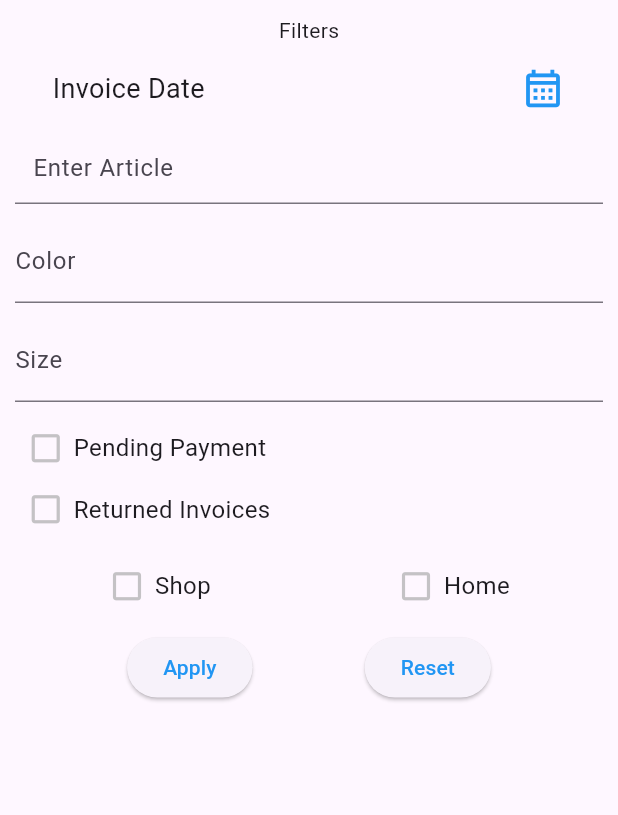
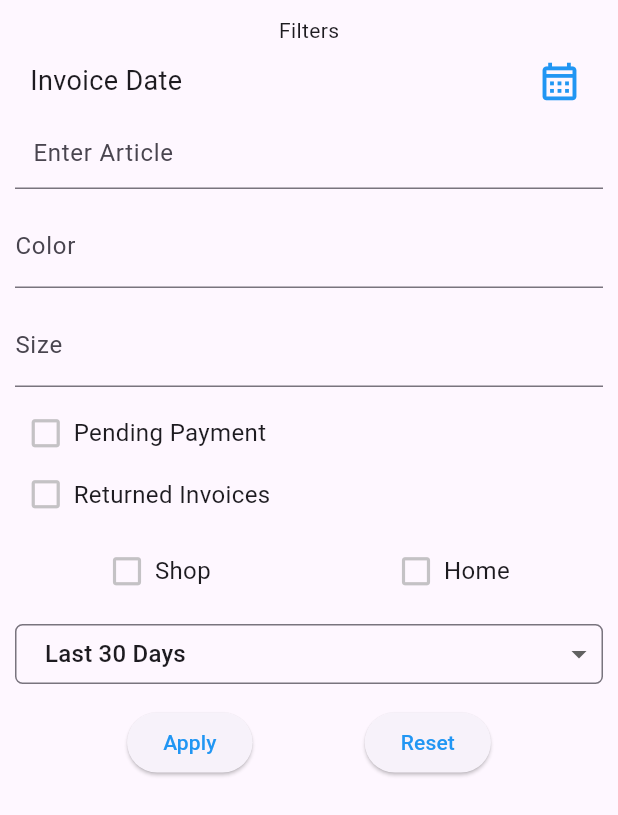
Before and after one commit to SushilKumarMalikFootwear/mobile, a Flutter app: the InvoicesFilter screen opened directly with empty values, after a tap on "Apply", on a phone screen of 412 x 824 dp. Shown: the top 815 px of the screen. Run offline on Flutter 3.47's test engine with Material 3 defaults, Android fonts, the phone set to English and light mode, and no system bars; drawn by our look-alikes of flutter_typeahead; our stand-ins replace another_flushbar, cloud_firestore, dio, dropdown_button2, firebase_core, firebase_storage and 2 more; missing offline and left inert: autocomplete_textfield, d_chart; accounts and stored records are empty; network calls fail.

Commit message:
invoice date filter done

```diff
--- a/lib/modules/widgets/invoice_filter.dart
+++ b/lib/modules/widgets/invoice_filter.dart
@@ -1,4 +1,5 @@
 import 'package:flutter/material.dart';
+import 'package:footwear/utils/widgets/custom_dropdown.dart';
 import 'package:footwear/utils/widgets/searchable_dropdown.dart';
 import '../../config/constants/app_constants.dart';
 import '../../utils/widgets/custom_checkbox.dart';
@@ -12,7 +13,7 @@ class InvoicesFilter extends StatefulWidget {
 }
 
 class _InvoicesFilterState extends State<InvoicesFilter> {
-  Map<String, String> filterMap = {};
+  Map<String, dynamic> filterMap = {};
   TextEditingController articleCtrl = TextEditingController();
   TextEditingController colorCtrl = TextEditingController();
   TextEditingController sizeCtrl = TextEditingController();
@@ -21,6 +22,18 @@ class _InvoicesFilterState extends State<InvoicesFilter> {
   bool homeChecked = false;
   bool paymentPending = false;
   bool returnedInvoice = false;
+  List<String> dateRangeList = [
+    'Last 30 Days',
+    'Last Month',
+    'Last 6 Months',
+    '2024',
+    '2023',
+    'All'
+  ];
+  String selectedDateRangeOption = 'Last 30 Days';
+  DateTime selectedDateRangeStartDate =
+      DateTime.now().subtract(Duration(days: 30));
+  DateTime selectedDateRangeEndDate = DateTime.now();
 
   @override
   Widget build(BuildContext context) {
@@ -30,13 +43,11 @@ class _InvoicesFilterState extends State<InvoicesFilter> {
         child: Column(
           children: [
             const Text('Filters'),
-            Padding(
-              padding: const EdgeInsets.all(5.0),
-              child: Row(
+            Row(
               mainAxisAlignment: MainAxisAlignment.spaceBetween,
               children: [
                 Padding(
-                    padding: const EdgeInsets.only(left: 20),
+                  padding: const EdgeInsets.only(left: 10),
                   child: Text(
                     selectedDate != null
                         ? selectedDate.toString().split(' ')[0]
@@ -45,7 +56,7 @@ class _InvoicesFilterState extends State<InvoicesFilter> {
                   ),
                 ),
                 IconButton(
-                      padding: const EdgeInsets.only(right: 20),
+                    padding: const EdgeInsets.only(right: 10),
                     onPressed: () async {
                       selectedDate = await selectDate(
                           context, selectedDate ?? DateTime.now());
@@ -57,7 +68,6 @@ class _InvoicesFilterState extends State<InvoicesFilter> {
                       size: 30,
                     )),
               ],
-              ),
             ),
             SearchableDropdown(
                 onSelect: (String val) {},
@@ -136,6 +146,40 @@ class _InvoicesFilterState extends State<InvoicesFilter> {
             const SizedBox(
               height: 10,
             ),
+            CustomDropDown(
+                value: selectedDateRangeOption,
+                hint: 'Select Date Range',
+                onChange: (val) {
+                  DateTime now = DateTime.now();
+                  if (val == dateRangeList[0]) {
+                    selectedDateRangeStartDate =
+                        now.subtract(Duration(days: 30));
+                    selectedDateRangeEndDate = now;
+                  } else if (val == dateRangeList[1]) {
+                    selectedDateRangeStartDate =
+                        DateTime(now.year, now.month - 1, 1);
+                    selectedDateRangeEndDate = DateTime(now.year, now.month, 0);
+                  } else if (val == dateRangeList[2]) {
+                    selectedDateRangeStartDate =
+                        DateTime(now.year, now.month - 6, 1);
+                    selectedDateRangeEndDate = DateTime(now.year, now.month, 0);
+                  } else if (val == dateRangeList[3]) {
+                    selectedDateRangeStartDate = DateTime(2024, 1, 1);
+                    selectedDateRangeEndDate =
+                        DateTime(2024, 12, 31, 23, 59, 59, 999);
+                  } else if (val == dateRangeList[4]) {
+                    selectedDateRangeStartDate = DateTime(2023, 1, 1);
+                    selectedDateRangeEndDate =
+                        DateTime(2023, 12, 31, 23, 59, 59, 999);
+                  } else if (val == dateRangeList[5]) {
+                    selectedDateRangeStartDate = DateTime(2023, 1, 1);
+                    selectedDateRangeEndDate = now;
+                  }
+                },
+                items: dateRangeList),
+            const SizedBox(
+              height: 10,
+            ),
             Row(
               mainAxisAlignment: MainAxisAlignment.spaceEvenly,
               children: [
@@ -154,12 +198,18 @@ class _InvoicesFilterState extends State<InvoicesFilter> {
                                 : '',
                         'paymentPending': paymentPending.toString(),
                         'returnedInvoice': returnedInvoice.toString(),
+                        'selectedDateRangeStartDate':
+                            selectedDateRangeStartDate,
+                        'selectedDateRangeEndDate': selectedDateRangeEndDate
                       };
                       widget.applyFilter(filterMap);
                       Navigator.pop(context);
                       setState(() {});
                     },
-                    child: const Text('Apply',style: TextStyle(color:Colors.blue),)),
+                    child: const Text(
+                      'Apply',
+                      style: TextStyle(color: Colors.blue),
+                    )),
                 ElevatedButton(
                     onPressed: () {
                       setState(() {
@@ -174,7 +224,8 @@ class _InvoicesFilterState extends State<InvoicesFilter> {
                         filterMap.clear();
                       });
                     },
-                    child: const Text("Reset",style: TextStyle(color:Colors.blue))),
+                    child: const Text("Reset",
+                        style: TextStyle(color: Colors.blue))),
               ],
             ),
           ],
--- a/lib/modules/widgets/view_invoices.dart
+++ b/lib/modules/widgets/view_invoices.dart
@@ -17,7 +17,7 @@ class ViewInvoices extends StatefulWidget {
 
 class _ViewInvoicesState extends State<ViewInvoices> {
   InvoiceRepository invoiceRepo = InvoiceRepository();
-  Map<String, String> filterMap = {};
+  Map<String, dynamic> filterMap = {};
   late Future getInvoioces;
   bool colorSwitch = true;
   bool isReversed = false;
@@ -28,7 +28,7 @@ class _ViewInvoicesState extends State<ViewInvoices> {
     getInvoioces = invoiceRepo.filterInvoices(filterMap);
   }
 
-  applyFilter(Map<String, String>? filterMap) {
+  applyFilter(Map<String, dynamic>? filterMap) {
     if (filterMap != null) {
       this.filterMap = filterMap;
     }
```
Also changed, not shown: lib/modules/repository/invoice_repo.dart (+32 -8 lines). Lines whose indentation alone changed are shown as unchanged.
